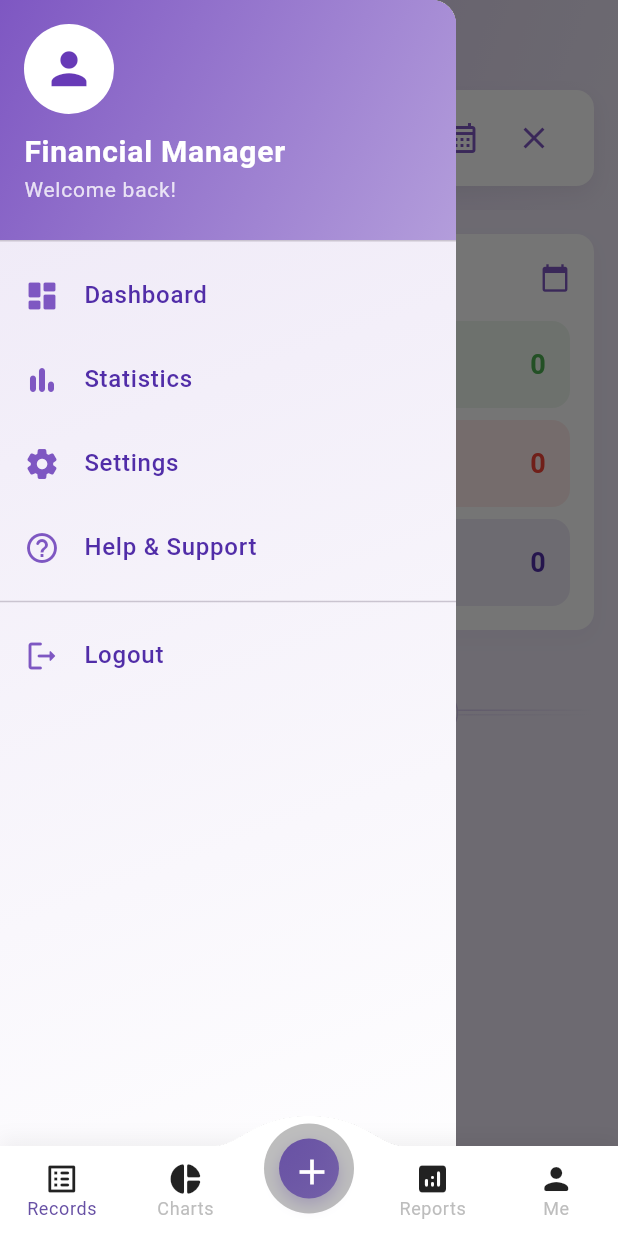
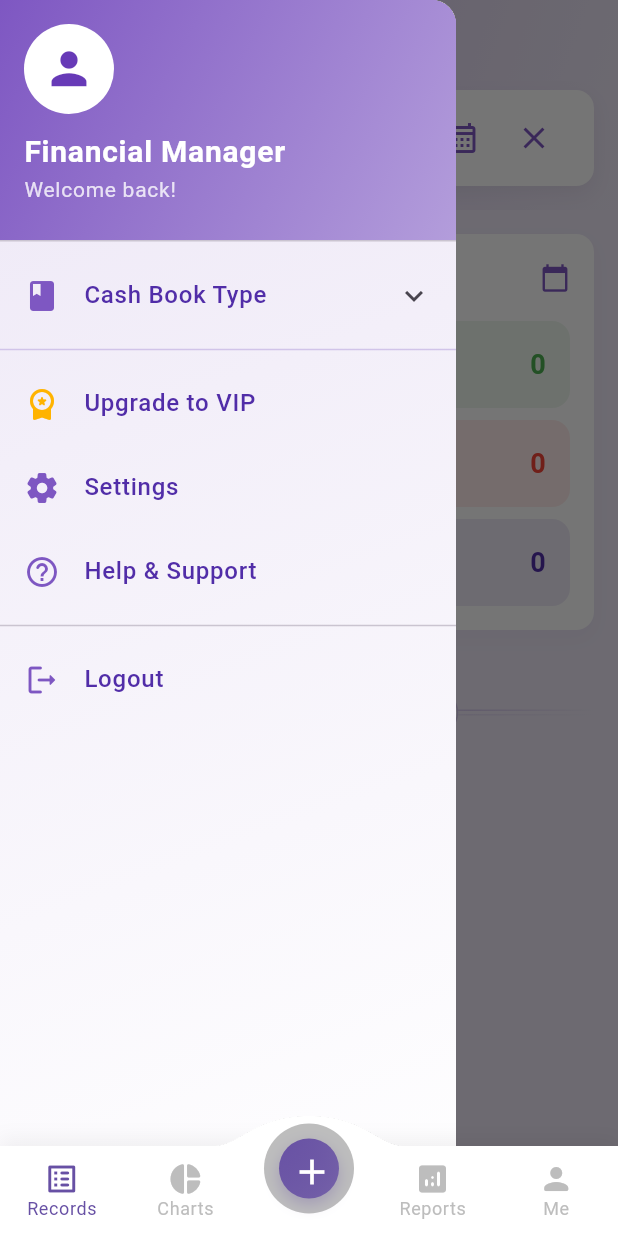
Before and after one commit to sonmessia/quan_ly_tai_chinh, a Flutter app: the screen it shows after launch, with the side drawer open, on a phone screen of 412 x 824 dp. Run offline on Flutter 3.47's test engine with Material 3 defaults, Android fonts, the phone set to English and light mode, and no system bars; drawn by our look-alikes of convex_bottom_bar; our stand-ins replace firebase_auth, firebase_core, fl_chart, flutter_slidable, font_awesome_flutter, google_sign_in and 1 more; accounts and stored records are empty.

Commit message:
minor update for sidebar, charts

```diff
--- a/lib/modules/auth/sign_in_screen.dart
+++ b/lib/modules/auth/sign_in_screen.dart
@@ -144,7 +144,7 @@
                   opacity: _fadeAnimation,
                   child: Column(
                     children: [
-                      const SizedBox(height: 40),
+                      const SizedBox(height: 10),
                       // Thêm đoạn này
 // Back button
                       Align(
@@ -211,7 +211,7 @@
                         ),
                       ),
 
-                      const SizedBox(height: 40),
+                      const SizedBox(height: 20),
 
                       // Form Container with Glassmorphism effect
                       ClipRRect(
@@ -409,7 +409,7 @@
                         ],
                       ),
 
-                      const SizedBox(height: 30),
+                      const SizedBox(height: 20),
 
                       // Social Login Button
                       _buildSocialButton(
--- a/lib/modules/auth/sign_up_screen.dart
+++ b/lib/modules/auth/sign_up_screen.dart
@@ -106,7 +106,7 @@
                   opacity: _fadeAnimation,
                   child: Column(
                     children: [
-                      const SizedBox(height: 20),
+                      const SizedBox(height: 10),
 
                       // Back button
                       Align(
--- a/lib/modules/dashboard/charts/line_chart.dart
+++ b/lib/modules/dashboard/charts/line_chart.dart
@@ -116,7 +116,7 @@
                   ],
                 ),
                 const SizedBox(height: 20),
-                Row(
+                Column(
                   children: [
                     _StatCard(
                       title: 'Total',
@@ -124,7 +124,7 @@
                       color: gradientColors[0],
                       icon: Icons.account_balance_wallet,
                     ),
-                    const SizedBox(width: 16),
+                    const SizedBox(height: 16), // đổi width thành height
                     _StatCard(
                       title: 'Average',
                       value: NumberFormat('#,###').format(average),
@@ -199,7 +199,7 @@
                           if (index >= 0 && index < dailyData.length) {
                             final date = dailyData[index].key;
                             return Padding(
-                              padding: const EdgeInsets.only(top: 8),
+                              padding: const EdgeInsets.only(top: 16),
                               child: Text(
                                 DateFormat('dd').format(date),
                                 style: theme.textTheme.bodySmall,
@@ -292,8 +292,8 @@
 
   @override
   Widget build(BuildContext context) {
-    return Expanded(
-      child: Container(
+    return Container( // ← không còn Expanded ở đây
+      margin: const EdgeInsets.symmetric(vertical: 8), // để cách ra giữa 2 dòng
       padding: const EdgeInsets.all(16),
       decoration: BoxDecoration(
         color: color.withOpacity(0.1),
@@ -324,7 +324,6 @@
           ),
         ],
       ),
-      ),
     );
   }
 }
--- a/lib/modules/dashboard/dashboard_screen.dart
+++ b/lib/modules/dashboard/dashboard_screen.dart
@@ -194,10 +194,14 @@
                       );
                     } else {
                       // Regular tab items
+                      int actualIndex = _tabItems.indexOf(item);
+                      int screenIndex = actualIndex > 2 ? actualIndex - 1 : actualIndex;
+
                       return TabItem(
                         icon: Icon(
                           item['icon'],
                           size: 24,
+                          color: _selectedIndex == screenIndex ? primaryColor : Colors.grey.shade400,
                         ),
                         title: item['title'],
                       );
--- a/lib/modules/dashboard/screens/charts_screens.dart
+++ b/lib/modules/dashboard/screens/charts_screens.dart
@@ -148,10 +148,10 @@
                       child: BarChartWidget(transactions: transactions, type: type),
                     ),
                     _buildChartContainer(
-                      child: PieChartWidget(transactions: transactions, type: type),
+                      child: LineChartWidget(transactions: transactions, type: type),
                     ),
                     _buildChartContainer(
-                      child: LineChartWidget(transactions: transactions, type: type),
+                      child: PieChartWidget(transactions: transactions, type: type),
                     ),
                   ],
                 ),
--- a/lib/modules/dashboard/screens/record_screens.dart
+++ b/lib/modules/dashboard/screens/record_screens.dart
@@ -19,6 +19,8 @@
   late DateTime selectedDate;
   final TextEditingController _searchController = TextEditingController();
   late AnimationController _animationController;
+  bool _isCashbookExpanded = false;
+  String _selectedCashbook = 'Personal';
   String searchQuery = "";
 
   @override
@@ -134,8 +136,115 @@
                 ],
               ),
             ),
-            _buildDrawerItem(Icons.dashboard_rounded, 'Dashboard'),
-            _buildDrawerItem(Icons.bar_chart_rounded, 'Statistics'),
+            // Cash Book Type (Expandable)
+            Column(
+              children: [
+                ExpansionTile(
+                  leading: Icon(Icons.book_rounded, color: Colors.deepPurple.shade400),
+                  title: Text(
+                    'Cash Book Type',
+                    style: TextStyle(
+                      color: Colors.deepPurple.shade700,
+                      fontWeight: FontWeight.w500,
+                    ),
+                  ),
+                  tilePadding: const EdgeInsets.symmetric(horizontal: 16),
+                  childrenPadding: const EdgeInsets.only(left: 32, right: 16, bottom: 8),
+                  initiallyExpanded: _isCashbookExpanded,
+                  onExpansionChanged: (expanded) {
+                    setState(() => _isCashbookExpanded = expanded);
+                  },
+                  // ✨ Thêm 2 dòng dưới để ẩn gạch
+                  collapsedShape: const RoundedRectangleBorder(
+                    side: BorderSide.none,
+                  ),
+                  shape: const RoundedRectangleBorder(
+                    side: BorderSide.none,
+                  ),
+                  children: ['Personal', 'Team', 'Business'].map((type) {
+                    final isSelected = _selectedCashbook == type;
+                    final isVipOnly = type != 'Personal';
+
+                    return ListTile(
+                      dense: true,
+                      leading: Icon(
+                        isSelected
+                            ? Icons.radio_button_checked_rounded
+                            : Icons.radio_button_unchecked_rounded,
+                        color: isSelected
+                            ? Colors.deepPurple
+                            : isVipOnly ? Colors.grey : Colors.deepPurple.shade300,
+                      ),
+                      title: Row(
+                        children: [
+                          Text(
+                            type,
+                            style: TextStyle(
+                              color: isVipOnly
+                                  ? Colors.grey.shade500
+                                  : Colors.deepPurple.shade700,
+                              fontWeight: isSelected ? FontWeight.bold : FontWeight.normal,
+                            ),
+                          ),
+                          if (isVipOnly)
+                            Container(
+                              margin: const EdgeInsets.only(left: 6),
+                              padding: const EdgeInsets.symmetric(horizontal: 6, vertical: 2),
+                              decoration: BoxDecoration(
+                                color: Colors.amber.shade100,
+                                borderRadius: BorderRadius.circular(8),
+                              ),
+                              child: Text(
+                                'VIP',
+                                style: TextStyle(
+                                  fontSize: 10,
+                                  color: Colors.amber.shade800,
+                                  fontWeight: FontWeight.w600,
+                                ),
+                              ),
+                            ),
+                        ],
+                      ),
+                      onTap: () {
+                        if (isVipOnly) {
+                          ScaffoldMessenger.of(context).showSnackBar(
+                            SnackBar(
+                              content: const Text('This option is available for VIP only.'),
+                              backgroundColor: Colors.amber.shade700,
+                              behavior: SnackBarBehavior.floating,
+                            ),
+                          );
+                          return;
+                        }
+                        setState(() {
+                          _selectedCashbook = type;
+                          _isCashbookExpanded = false;
+                        });
+                      },
+                    );
+                  }).toList(),
+                ),
+
+                // ➤ Chỉ 1 Divider bên dưới
+                Divider(color: Colors.deepPurple.shade100),
+              ],
+            ),
+
+
+// VIP
+            ListTile(
+              leading: Icon(Icons.workspace_premium_rounded, color: Colors.amber.shade600),
+              title: Text(
+                'Upgrade to VIP',
+                style: TextStyle(
+                  color: Colors.deepPurple.shade700,
+                  fontWeight: FontWeight.w500,
+                ),
+              ),
+              onTap: () {
+                // TODO: Navigate to VIP screen or show dialog
+              },
+            ),
             _buildDrawerItem(Icons.settings_rounded, 'Settings'),
             _buildDrawerItem(Icons.help_outline_rounded, 'Help & Support'),
             const Divider(),
```
Also changed, not shown: 4 other files. Lines whose indentation alone changed are shown as unchanged.
